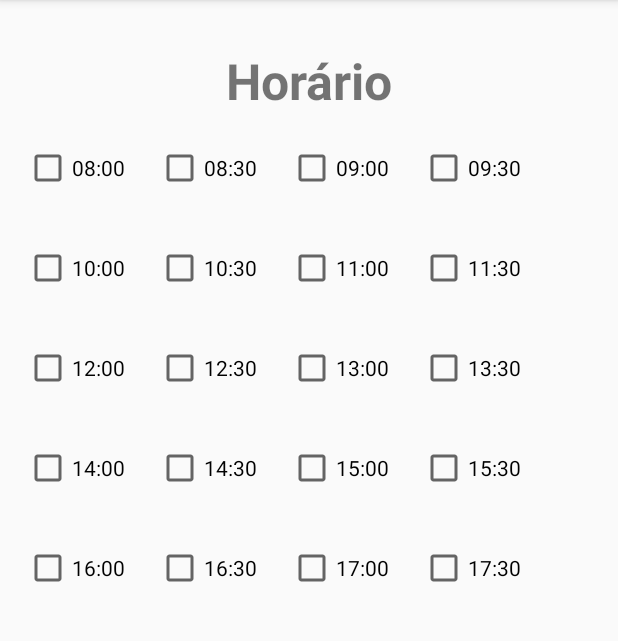
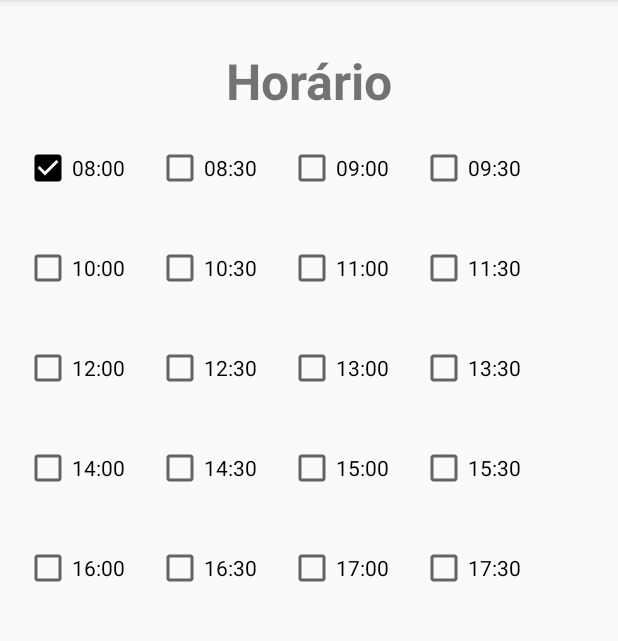
Before and after one commit to mssdesigner/HairStyle, an Android app: the HorarioActivity screen opened directly, with no data from a screen before it, on a phone screen of 412 x 824 dp, the part 84-725 px from its top. Run offline under Robolectric (Android 15) with nearby library versions, the phone set to English and light mode, and no system bars.

Commit message:
modificado comportamento do checkbox do horario

```diff
--- a/app/src/main/java/pap/hairstyle/HorarioActivity.java
+++ b/app/src/main/java/pap/hairstyle/HorarioActivity.java
@@ -2,15 +2,78 @@ package pap.hairstyle;
 
 import android.os.Bundle;
 import android.support.v7.app.AppCompatActivity;
+import android.widget.CheckBox;
+import android.widget.Toast;
+import android.view.View;
+
+import java.util.ArrayList;
+import java.util.List;
 
 /**
  * Created by vinicius on 30/10/16.
  */
 
 public class HorarioActivity extends AppCompatActivity {
+    List<CheckBox> cb;
     @Override
     protected void onCreate(Bundle savedInstanceState) {
         super.onCreate(savedInstanceState);
         setContentView(R.layout.horario);
+        cb = new ArrayList<CheckBox>();
+
+
+        cb.add(((CheckBox)findViewById(R.id.check1)));
+        cb.add(((CheckBox)findViewById(R.id.check2)));
+        cb.add(((CheckBox)findViewById(R.id.check3)));
+        cb.add(((CheckBox)findViewById(R.id.check4)));
+        cb.add(((CheckBox)findViewById(R.id.check5)));
+        cb.add(((CheckBox)findViewById(R.id.check6)));
+        cb.add(((CheckBox)findViewById(R.id.check7)));
+        cb.add(((CheckBox)findViewById(R.id.check8)));
+        cb.add(((CheckBox)findViewById(R.id.check9)));
+        cb.add(((CheckBox)findViewById(R.id.check10)));
+        cb.add(((CheckBox)findViewById(R.id.check11)));
+        cb.add(((CheckBox)findViewById(R.id.check12)));
+        cb.add(((CheckBox)findViewById(R.id.check13)));
+        cb.add(((CheckBox)findViewById(R.id.check14)));
+        cb.add(((CheckBox)findViewById(R.id.check15)));
+        cb.add(((CheckBox)findViewById(R.id.check16)));
+        cb.add(((CheckBox)findViewById(R.id.check17)));
+        cb.add(((CheckBox)findViewById(R.id.check18)));
+        cb.add(((CheckBox)findViewById(R.id.check19)));
+        cb.add(((CheckBox)findViewById(R.id.check20)));
+        cb.add(((CheckBox)findViewById(R.id.check21)));
+        cb.add(((CheckBox)findViewById(R.id.check22)));
+        cb.add(((CheckBox)findViewById(R.id.check23)));
+        cb.add(((CheckBox)findViewById(R.id.check24)));
+
+
     }
+
+    public void onCheckboxClicked(View view) {
+        CheckBox aux = null;
+        int auxS;
+
+
+        for (int i=0; i< cb.size(); i++){
+            if(view.getId() == cb.get(i).getId()){
+                aux = cb.get(i);
+            }
+            cb.get(i).setChecked(false);
+        }
+        if (aux != null){
+            aux.setChecked(true);
+
+        }
+    }
+    public void pegarHorarioEscolhido(View view){
+        for(int i =0; i< cb.size(); i++){
+            if(cb.get(i).isChecked()){
+                System.out.println(cb.get(i).getText().toString());
+            }
+        }
+
+    }
+
+
 }
--- a/app/src/main/res/layout/horario.xml
+++ b/app/src/main/res/layout/horario.xml
@@ -26,13 +26,15 @@
 
 
         <CheckBox
+            android:onClick="onCheckboxClicked"
             android:layout_width="88dp"
             android:layout_height="wrap_content"
             android:text="08:00"
             android:id="@+id/check1"
-            android:checked="false" />
+            android:checked="true" />
 
         <CheckBox
+            android:onClick="onCheckboxClicked"
             android:layout_width="88dp"
             android:layout_height="wrap_content"
             android:text="08:30"
@@ -40,6 +42,7 @@
             android:checked="false" />
 
         <CheckBox
+            android:onClick="onCheckboxClicked"
             android:layout_width="88dp"
             android:layout_height="wrap_content"
             android:text="09:00"
@@ -47,6 +50,7 @@
             android:checked="false" />
 
         <CheckBox
+            android:onClick="onCheckboxClicked"
             android:layout_width="88dp"
             android:layout_height="wrap_content"
             android:text="09:30"
@@ -61,6 +65,7 @@
 
 
         <CheckBox
+            android:onClick="onCheckboxClicked"
             android:layout_width="88dp"
             android:layout_height="wrap_content"
             android:text="10:00"
@@ -68,6 +73,7 @@
             android:checked="false" />
 
         <CheckBox
+            android:onClick="onCheckboxClicked"
             android:layout_width="88dp"
             android:layout_height="wrap_content"
             android:text="10:30"
@@ -75,6 +81,7 @@
             android:checked="false" />
 
         <CheckBox
+            android:onClick="onCheckboxClicked"
             android:layout_width="88dp"
             android:layout_height="wrap_content"
             android:text="11:00"
@@ -82,6 +89,7 @@
             android:checked="false" />
 
         <CheckBox
+            android:onClick="onCheckboxClicked"
             android:layout_width="88dp"
             android:layout_height="wrap_content"
             android:text="11:30"
@@ -96,6 +104,7 @@
 
 
         <CheckBox
+            android:onClick="onCheckboxClicked"
             android:layout_width="88dp"
             android:layout_height="wrap_content"
             android:text="12:00"
@@ -103,6 +112,7 @@
             android:checked="false" />
 
         <CheckBox
+            android:onClick="onCheckboxClicked"
             android:layout_width="88dp"
             android:layout_height="wrap_content"
             android:text="12:30"
@@ -110,6 +120,7 @@
             android:checked="false" />
 
         <CheckBox
+            android:onClick="onCheckboxClicked"
             android:layout_width="88dp"
             android:layout_height="wrap_content"
             android:text="13:00"
@@ -117,6 +128,7 @@
             android:checked="false" />
 
         <CheckBox
+            android:onClick="onCheckboxClicked"
             android:layout_width="88dp"
             android:layout_height="wrap_content"
             android:text="13:30"
@@ -131,6 +143,7 @@
 
 
         <CheckBox
+            android:onClick="onCheckboxClicked"
             android:layout_width="88dp"
             android:layout_height="wrap_content"
             android:text="14:00"
@@ -138,6 +151,7 @@
             android:checked="false" />
 
         <CheckBox
+            android:onClick="onCheckboxClicked"
             android:layout_width="88dp"
             android:layout_height="wrap_content"
             android:text="14:30"
@@ -145,6 +159,7 @@
             android:checked="false" />
 
         <CheckBox
+            android:onClick="onCheckboxClicked"
             android:layout_width="88dp"
             android:layout_height="wrap_content"
             android:text="15:00"
@@ -152,6 +167,7 @@
             android:checked="false" />
 
         <CheckBox
+            android:onClick="onCheckboxClicked"
             android:layout_width="88dp"
             android:layout_height="wrap_content"
             android:text="15:30"
@@ -166,6 +182,7 @@
 
 
         <CheckBox
+            android:onClick="onCheckboxClicked"
             android:layout_width="88dp"
             android:layout_height="wrap_content"
             android:text="16:00"
@@ -173,6 +190,7 @@
             android:checked="false" />
 
         <CheckBox
+            android:onClick="onCheckboxClicked"
             android:layout_width="88dp"
             android:layout_height="wrap_content"
             android:text="16:30"
@@ -180,6 +198,7 @@
             android:checked="false" />
 
         <CheckBox
+            android:onClick="onCheckboxClicked"
             android:layout_width="88dp"
             android:layout_height="wrap_content"
             android:text="17:00"
@@ -187,6 +206,7 @@
             android:checked="false" />
 
         <CheckBox
+            android:onClick="onCheckboxClicked"
             android:layout_width="88dp"
             android:layout_height="wrap_content"
             android:text="17:30"
@@ -201,6 +221,7 @@
 
 
         <CheckBox
+            android:onClick="onCheckboxClicked"
             android:layout_width="88dp"
             android:layout_height="wrap_content"
             android:text="18:00"
@@ -208,6 +229,7 @@
             android:checked="false" />
 
         <CheckBox
+            android:onClick="onCheckboxClicked"
             android:layout_width="88dp"
             android:layout_height="wrap_content"
             android:text="18:30"
@@ -215,6 +237,7 @@
             android:checked="false" />
 
         <CheckBox
+            android:onClick="onCheckboxClicked"
             android:layout_width="88dp"
             android:layout_height="wrap_content"
             android:text="19:00"
@@ -222,6 +245,7 @@
             android:checked="false" />
 
         <CheckBox
+            android:onClick="onCheckboxClicked"
             android:layout_width="88dp"
             android:layout_height="wrap_content"
             android:text="19:30"
@@ -237,7 +261,9 @@
         android:text="Próximo"
         android:textColor="#faf6f6"
         android:textSize="10pt"
-        android:background="#413e22" />
+        android:background="#413e22"
+        android:onClick="pegarHorarioEscolhido"
+        />
 
 
 </LinearLayout>
```
Also changed, not shown: 1 other file.
